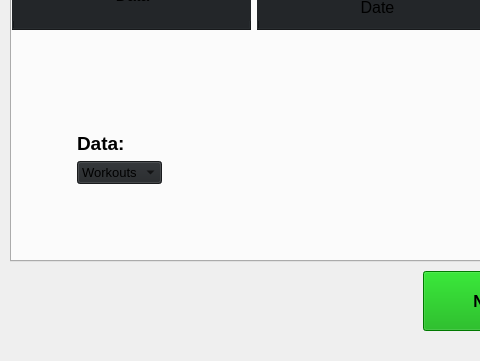
Above: resources/mainwindow.ui from CGodiksen/exercise-bike-logger before the change; both pictures show x 0 to 480 and y 329 to 690 of the 1250 by 690 pixel window. Below: the same form after it.
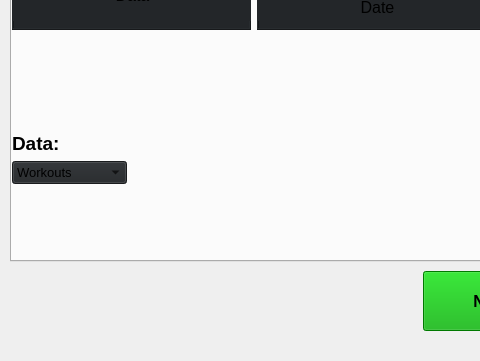
That is the form after the change. Custom widgets are drawn as their Qt base class.

Commit message:
Made some cosmetic changes to the interactive graph.
Changes include making the graph wider and removing the labels on top of each bar.

What changed in the file:
```diff
--- a/resources/mainwindow.ui
+++ b/resources/mainwindow.ui
@@ -2425,19 +2425,6 @@
        </item>
        <item>
         <layout class="QHBoxLayout" name="horizontalLayout_3">
-         <item>
-          <spacer name="horizontalSpacer_3">
-           <property name="orientation">
-            <enum>Qt::Horizontal</enum>
-           </property>
-           <property name="sizeHint" stdset="0">
-            <size>
-             <width>40</width>
-             <height>20</height>
-            </size>
-           </property>
-          </spacer>
-         </item>
          <item>
           <layout class="QVBoxLayout" name="verticalLayout_14">
            <item>
@@ -2514,24 +2501,11 @@
            </item>
           </layout>
          </item>
-         <item>
-          <spacer name="horizontalSpacer_4">
-           <property name="orientation">
-            <enum>Qt::Horizontal</enum>
-           </property>
-           <property name="sizeHint" stdset="0">
-            <size>
-             <width>40</width>
-             <height>20</height>
-            </size>
-           </property>
-          </spacer>
-         </item>
          <item>
           <widget class="MplWidget" name="statisticsGraphWidget" native="true">
            <property name="minimumSize">
             <size>
-             <width>1000</width>
+             <width>1100</width>
              <height>210</height>
             </size>
            </property>
```
The commit also changes 1 other file.
